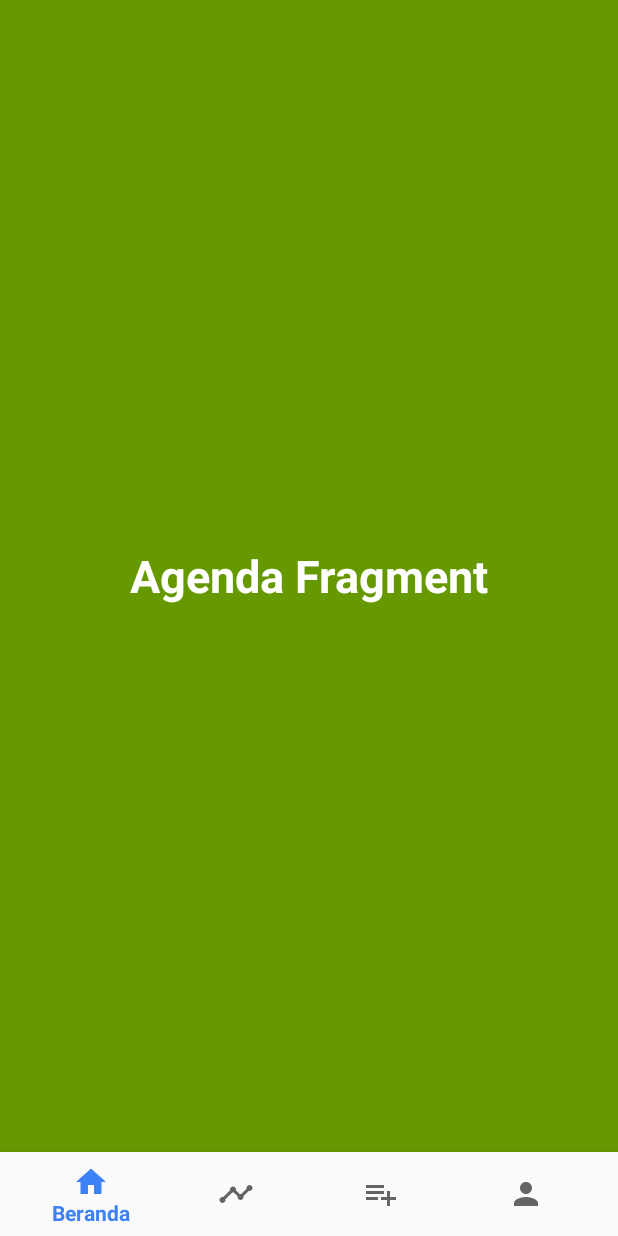
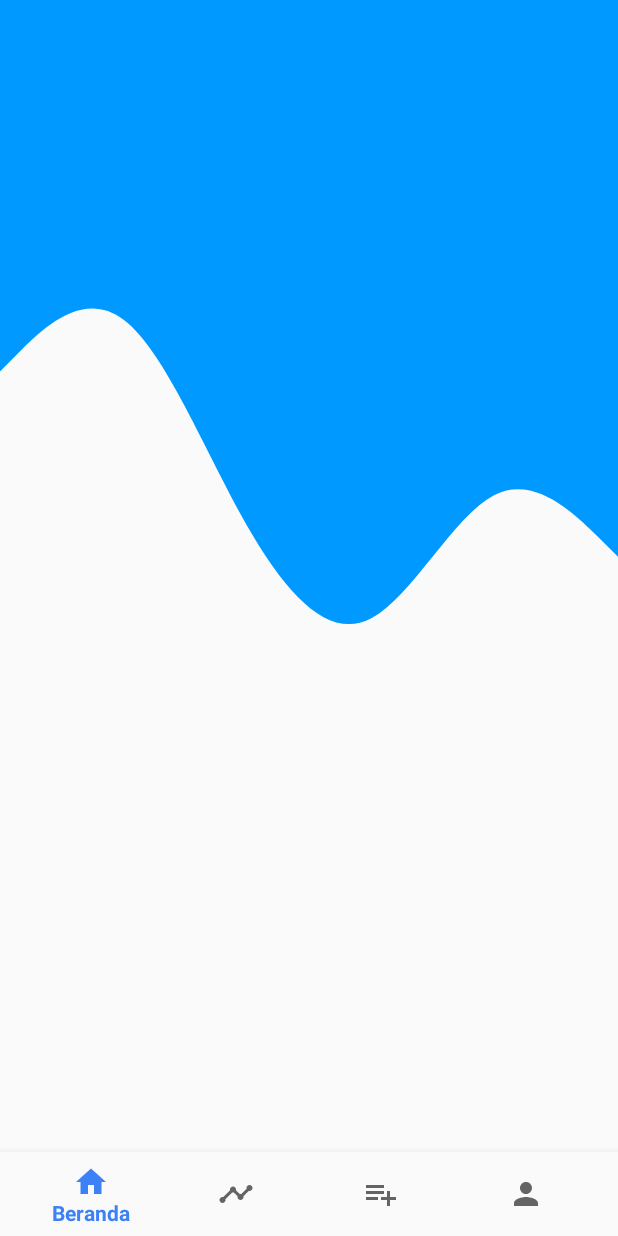
Before and after one commit to Syamil08/fooocare, an Android app: the fragment AgendaFragment placed in its activity, on a phone screen of 412 x 824 dp. Run offline under Robolectric (Android 15) with nearby library versions, the phone set to English and light mode, and no system bars.

Commit message:
background top fragment dashboard

```diff
--- /dev/null
+++ b/app/src/main/res/drawable/ic_ombak_1.xml
@@ -0,0 +1,4 @@
+<vector android:height="24dp" android:viewportHeight="320"
+    android:viewportWidth="1440" android:width="24dp" xmlns:android="http://schemas.android.com/apk/res/android">
+    <path android:fillAlpha="1" android:fillColor="#0099ff" android:pathData="M0,96L48,85.3C96,75 192,53 288,69.3C384,85 480,139 576,176C672,213 768,235 864,224C960,213 1056,171 1152,160C1248,149 1344,171 1392,181.3L1440,192L1440,0L1392,0C1344,0 1248,0 1152,0C1056,0 960,0 864,0C768,0 672,0 576,0C480,0 384,0 288,0C192,0 96,0 48,0L0,0Z"/>
+</vector>
--- a/app/src/main/res/layout/fragment_agenda.xml
+++ b/app/src/main/res/layout/fragment_agenda.xml
@@ -1,18 +1,27 @@
 <?xml version="1.0" encoding="utf-8"?>
 <LinearLayout xmlns:android="http://schemas.android.com/apk/res/android"
     android:orientation="vertical" android:layout_width="match_parent"
-    android:layout_height="match_parent"
-    android:background="@android:color/holo_green_dark"
-    android:gravity="center">
+    android:layout_height="match_parent">
 
 
-    <TextView
-        android:layout_width="wrap_content"
+    <LinearLayout
+        android:layout_width="match_parent"
         android:layout_height="wrap_content"
-        android:text="Agenda Fragment"
-        android:textSize="30sp"
-        android:textStyle="bold"
-        android:textColor="@android:color/white"/>
+        android:orientation="vertical">
+
+        <View
+            android:layout_width="match_parent"
+            android:layout_height="180dp"
+            android:background="#0099FF"/>
+
+        <ImageView
+            android:layout_width="match_parent"
+            android:layout_height="300dp"
+            android:scaleType="centerCrop"
+            android:src="@drawable/ic_ombak_1"/>
+
+    </LinearLayout>
+
 
 
 
```
